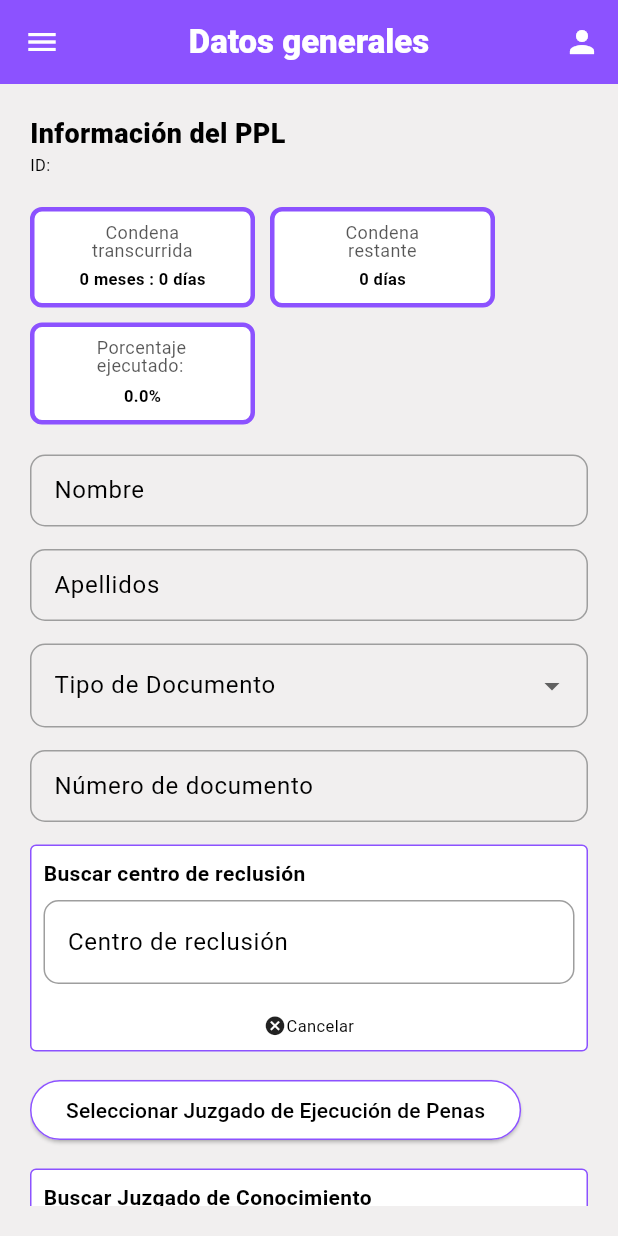
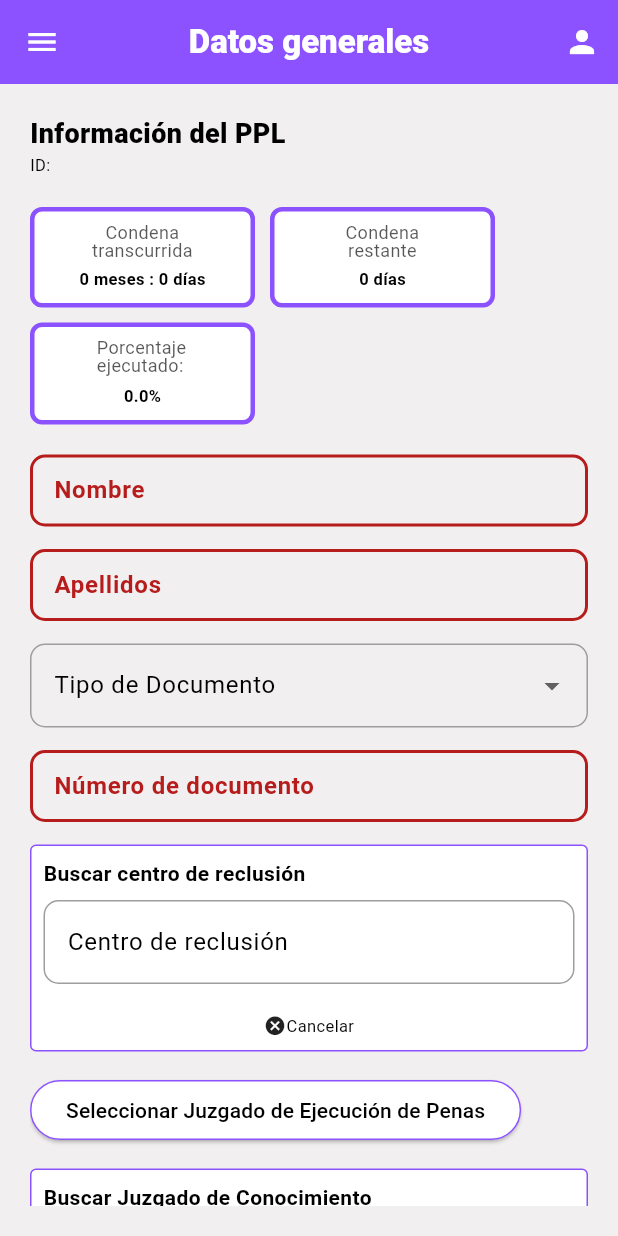
Before and after one commit to johnBernal1974/tuProcesoYa, a Flutter app: the EditarRegistroPage widget shown alone on an empty page, opened directly with empty values, on a phone screen of 412 x 824 dp. Run offline on Flutter 3.47's test engine with Material 3 defaults, Android fonts, the phone set to English and light mode, and no system bars; our stand-ins replace cached_network_image, cloud_firestore, file_picker, firebase_auth, firebase_core, firebase_storage and 2 more; missing offline and left inert: dart:html; accounts and stored records are empty.

```diff
--- a/lib/Pages/administrador/editar_registro/editar_registro.dart
+++ b/lib/Pages/administrador/editar_registro/editar_registro.dart
@@ -31,8 +31,7 @@ class _EditarRegistroPageState extends State<EditarRegistroPage> {
   final _tdController = TextEditingController();
   final _nuiController = TextEditingController();
   final _patioController = TextEditingController();
-  final _laborDescuentoController = TextEditingController();
-  final _fechaInicioDescuentoController = TextEditingController();
+
 
   /// controllers para el acudiente
   final _nombreAcudienteController = TextEditingController();
@@ -278,8 +277,6 @@ class _EditarRegistroPageState extends State<EditarRegistroPage> {
     _tdController.dispose();
     _nuiController.dispose();
     _patioController.dispose();
-    _laborDescuentoController.dispose();
-    _fechaInicioDescuentoController.dispose();
     super.dispose();
   }
 
@@ -331,10 +328,6 @@ class _EditarRegistroPageState extends State<EditarRegistroPage> {
                 nuiPpl(),
                 const SizedBox(height: 15),
                 patioPpl(),
-                const SizedBox(height: 15),
-                laborDescuentoPpl(),
-                const SizedBox(height: 15),
-                fechaInicioDescuentoPpl(),
                 const SizedBox(height: 30),
                 const Text(
                   'Información del Acudiente',
@@ -1054,20 +1047,6 @@ class _EditarRegistroPageState extends State<EditarRegistroPage> {
     _tdController.text = widget.doc.get('td') ?? "";
     _nuiController.text = widget.doc.get('nui') ?? "";
     _patioController.text = widget.doc.get('patio') ?? "";
-    String laborDescuento = widget.doc.get('labor_descuento') as String;
-    if(laborDescuento.trim().isEmpty) {
-      _laborDescuentoController.text = "Ningúna informada";
-    } else {
-      _laborDescuentoController.text = laborDescuento;
-    }
-
-    String fechaInicioDescuento = widget.doc.get('fecha_inicio_descuento') ?? "";
-    if (fechaInicioDescuento.trim().isEmpty) {
-      _fechaInicioDescuentoController.text = "Sin información"; // Solo para mostrarlo en UI
-    } else {
-      _fechaInicioDescuentoController.text = fechaInicioDescuento; // Mantiene el valor real
-    }
-
     _nombreAcudienteController.text = widget.doc.get('nombre_acudiente') ?? "";
     _apellidosAcudienteController.text = widget.doc.get('apellido_acudiente') ?? "";
     _parentescoAcudienteController.text = widget.doc.get('parentesco_representante') ?? "";
@@ -1371,32 +1350,6 @@ class _EditarRegistroPageState extends State<EditarRegistroPage> {
     );
   }
 
-  Widget laborDescuentoPpl(){
-    return textFormField(
-      controller: _laborDescuentoController,
-      labelText: 'labor de descuento',
-      validator: (value) {
-        if (value == null || value.isEmpty) {
-          return 'Por favor ingrese la labor de descuento';
-        }
-        return null;
-      },
-    );
-  }
-
-  Widget fechaInicioDescuentoPpl(){
-    return textFormField(
-      controller: _fechaInicioDescuentoController,
-      labelText: 'Fecha inicio descuento (YYYY-MM-DD)',
-      validator: (value) {
-        if (value == null || value.isEmpty) {
-          return 'Por favor ingrese la fecha de inicio de descuento';
-        }
-        return null;
-      },
-    );
-  }
-
   Widget nombreAcudiente(){
     return textFormField(
       controller: _nombreAcudienteController,
@@ -1469,28 +1422,79 @@ class _EditarRegistroPageState extends State<EditarRegistroPage> {
     FormFieldValidator<String>? validator,
     TextInputType? keyboardType,
   }) {
-    return TextFormField(
+    return StatefulBuilder(
+      builder: (context, setState) {
+        bool isFieldEmpty = controller.text.trim().isEmpty;
+        bool hasFocus = false;
+
+        return Focus(
+          onFocusChange: (focus) {
+            setState(() {
+              hasFocus = focus;
+              isFieldEmpty = controller.text.trim().isEmpty;
+            });
+          },
+          child: TextFormField(
             controller: controller,
             initialValue: initialValue,
             style: const TextStyle(fontWeight: FontWeight.bold, height: 1),
             decoration: InputDecoration(
-        labelText: labelText,
+              labelText: labelText, // 🔹 Se mantiene el label arriba
+              labelStyle: TextStyle(
+                color: isFieldEmpty ? Colors.red.shade900 : Colors.grey.shade700,
+                fontWeight: FontWeight.bold,
+              ),
               border: OutlineInputBorder(
                 borderRadius: BorderRadius.circular(10),
-          borderSide: const BorderSide(color: Colors.grey, width: 1),
+                borderSide: BorderSide(
+                  color: isFieldEmpty ? Colors.red.shade900 : Colors.grey,
+                  width: 2,
+                ),
               ),
               focusedBorder: OutlineInputBorder(
                 borderRadius: BorderRadius.circular(10),
-          borderSide: const BorderSide(color: Colors.grey, width: 1),
+                borderSide: BorderSide(
+                  color: isFieldEmpty ? Colors.red.shade900 : primary,
+                  width: 2,
+                ),
               ),
               enabledBorder: OutlineInputBorder(
                 borderRadius: BorderRadius.circular(10),
-          borderSide: const BorderSide(color: Colors.grey, width: 1),
-        ),
-      ),
-      validator: validator,
+                borderSide: BorderSide(
+                  color: isFieldEmpty ? Colors.red.shade900 : Colors.grey,
+                  width: 2,
+                ),
+              ),
+              errorBorder: OutlineInputBorder(
+                borderRadius: BorderRadius.circular(10),
+                borderSide: BorderSide(
+                  color: Colors.red.shade900,
+                  width: 2,
+                ),
+              ),
+              focusedErrorBorder: OutlineInputBorder(
+                borderRadius: BorderRadius.circular(10),
+                borderSide: BorderSide(
+                  color: Colors.red.shade900,
+                  width: 2,
+                ),
+              ),
+              hintText: hasFocus ? '' : labelText, // 🔥 Oculta el hint al enfocar
+              hintStyle: const TextStyle(color: Colors.transparent), // 🔥 Hace invisible el hint
+            ),
+            validator: (value) {
+              bool empty = value == null || value.trim().isEmpty;
+              setState(() => isFieldEmpty = empty);
+              return empty ? 'Por favor ingrese $labelText' : null;
+            },
             keyboardType: keyboardType,
-    );  }
+          ),
+        );
+      },
+    );
+  }
+
+
 
   Widget botonGuardar() {
     return SizedBox(
@@ -1504,15 +1508,6 @@ class _EditarRegistroPageState extends State<EditarRegistroPage> {
             padding: const EdgeInsets.symmetric(horizontal: 20, vertical: 12),
           ),
           onPressed: () {
-            // 🔍 Depuración: Verifica qué campos están vacíos antes de guardar
-            debugPrint("📝 Verificando campos antes de guardar:");
-            debugPrint("Centro de reclusión: ${selectedCentro ?? widget.doc['centro_reclusion']}");
-            debugPrint("Regional: ${selectedRegional ?? widget.doc['regional']}");
-            debugPrint("Ciudad: ${selectedCiudad ?? widget.doc['ciudad']}");
-            debugPrint("Juzgado de ejecución de penas: ${selectedJuzgadoEjecucionPenas ?? widget.doc['juzgado_ejecucion_penas']}");
-            debugPrint("Juzgado que condenó: ${selectedJuzgadoNombre ?? widget.doc['juzgado_que_condeno']}");
-            debugPrint("Delito: ${selectedDelito ?? widget.doc['delito']}");
-
             // Validamos el formulario
             if (!_formKey.currentState!.validate()) {
               ScaffoldMessenger.of(context).showSnackBar(
@@ -1554,6 +1549,15 @@ class _EditarRegistroPageState extends State<EditarRegistroPage> {
             if (_celularAcudienteController.text.trim().isEmpty) camposFaltantes.add("Celular del Acudiente");
             if (_emailAcudienteController.text.trim().isEmpty) camposFaltantes.add("Email del Acudiente");
 
+            // 🚨 Nueva validación para condena en meses 🚨
+            int tiempoCondena = int.tryParse(_tiempoCondenaController.text) ?? 0;
+            if (tiempoCondena == 0) {
+              camposFaltantes.add("Condena en meses");
+            }
+
+            // 🔴 Aplicar borde rojo si condena en meses es 0
+            setState(() {});
+
             // Si hay campos faltantes, mostrar error
             if (camposFaltantes.isNotEmpty) {
               ScaffoldMessenger.of(context).showSnackBar(
@@ -1565,9 +1569,6 @@ class _EditarRegistroPageState extends State<EditarRegistroPage> {
               );
               return;
             }
-
-            // Parsear los valores numéricos
-            int tiempoCondena = int.tryParse(_tiempoCondenaController.text) ?? 0;
 
             // Oculta el teclado
             SystemChannels.textInput.invokeMethod('TextInput.hide');
@@ -1607,9 +1608,9 @@ class _EditarRegistroPageState extends State<EditarRegistroPage> {
               'regional': selectedRegional ?? widget.doc['regional'],
               'ciudad': selectedCiudad ?? widget.doc['ciudad'],
               'juzgado_ejecucion_penas': selectedJuzgadoEjecucionPenas ?? widget.doc['juzgado_ejecucion_penas'],
-              'juzgado_ejecucion_penas_email': selectedJuzgadoEjecucionEmail ?? widget.doc['juzgado_ejecucion_penas_email'], // ✅ Guarda el correo
+              'juzgado_ejecucion_penas_email': selectedJuzgadoEjecucionEmail ?? widget.doc['juzgado_ejecucion_penas_email'],
               'juzgado_que_condeno': selectedJuzgadoNombre ?? widget.doc['juzgado_que_condeno'],
-              'juzgado_que_condeno_email': selectedJuzgadoConocimientoEmail ?? widget.doc['juzgado_que_condeno_email'], // ✅ Guarda el correo
+              'juzgado_que_condeno_email': selectedJuzgadoConocimientoEmail ?? widget.doc['juzgado_que_condeno_email'],
               'delito': selectedDelito ?? widget.doc['delito'],
               'radicado': _radicadoController.text,
               'tiempo_condena': tiempoCondena,
@@ -1617,8 +1618,6 @@ class _EditarRegistroPageState extends State<EditarRegistroPage> {
               'td': _tdController.text,
               'nui': _nuiController.text,
               'patio': _patioController.text,
-              'labor_descuento': _laborDescuentoController.text,
-              'fecha_inicio_descuento': _fechaInicioDescuentoController.text.trim().isEmpty ? null : _fechaInicioDescuentoController.text.trim(),
               'nombre_acudiente': _nombreAcudienteController.text,
               'apellido_acudiente': _apellidosAcudienteController.text,
               'parentesco_representante': _parentescoAcudienteController.text,
@@ -1626,7 +1625,6 @@ class _EditarRegistroPageState extends State<EditarRegistroPage> {
               'email': _emailAcudienteController.text,
               'status': 'activado',
             }).then((_) {
-              // Guardar correos en la subcolección
               widget.doc.reference.collection('correos_centro_reclusion').doc('emails').set(correosCentro);
 
               ScaffoldMessenger.of(context).showSnackBar(
@@ -1637,8 +1635,6 @@ class _EditarRegistroPageState extends State<EditarRegistroPage> {
               );
             });
 
-
-            // Enviar mensaje de WhatsApp
             validarYEnviarMensaje();
           },
           child: const Text('Guardar Cambios'),
@@ -1646,6 +1642,7 @@ class _EditarRegistroPageState extends State<EditarRegistroPage> {
       ),
     );
   }
+
 
 
   Widget tipoDocumentoPpl(){
--- a/lib/Pages/client/home/home.dart
+++ b/lib/Pages/client/home/home.dart
@@ -60,8 +60,10 @@ class _HomePageState extends State<HomePage> {
     setState(() {
       _ppl = pplData;
       _isPaid = pplData?.isPaid ?? false; // Suponiendo que el modelo tiene isPaid
+      print("_isPaid actualizado a: $_isPaid"); // Depuración
     });
   }
+
 
   @override
   Widget build(BuildContext context) {
--- a/lib/models/ppl.dart
+++ b/lib/models/ppl.dart
@@ -31,8 +31,6 @@ class Ppl {
   final String nui;
   final String patio;
   final DateTime? fechaCaptura;
-  final DateTime? fechaInicioDescuento;
-  final String laborDescuento;
   final String status;
   final bool isNotificatedActivated;
   final bool isPaid;
@@ -63,8 +61,6 @@ class Ppl {
     required this.nui,
     required this.patio,
     required this.fechaCaptura,
-    required this.fechaInicioDescuento,
-    required this.laborDescuento,
     required this.status,
     required this.isNotificatedActivated,
     required this.isPaid,
@@ -96,8 +92,6 @@ class Ppl {
     nui: json["nui"] ?? '',
     patio: json["patio"] ?? '',
     fechaCaptura: json["fecha_captura"] != null ? DateTime.parse(json["fecha_captura"]) : null,
-    fechaInicioDescuento: json["fecha_inicio_descuento"] != null ? DateTime.parse(json["fecha_inicio_descuento"]) : null,
-    laborDescuento: json["labor_descuento"] ?? '',
     status: json["status"] ?? '',
     isNotificatedActivated: json["isNotificatedActivated"] ?? false,
     isPaid: json["isPaid"] ?? false,
@@ -129,8 +123,6 @@ class Ppl {
     "nui": nui,
     "patio": patio,
     "fecha_captura": fechaCaptura?.toIso8601String(),
-    "fecha_inicio_descuento": fechaInicioDescuento?.toIso8601String(),
-    "labor_descuento": laborDescuento,
     "status": status,
     "isNotificatedActivated": isNotificatedActivated,
     "isPaid": isPaid,
```
Also changed, not shown: lib/Pages/administrador/atender_derecho_peticion_admin/atender_derecho_peticion_admin.dart (+1 -20 lines), lib/Pages/client/mis_datos/mis_datos.dart (+0 -21 lines), lib/Pages/client/register/register.dart (+166 -145 lines), 1 other file. Lines whose indentation alone changed are shown as unchanged.
